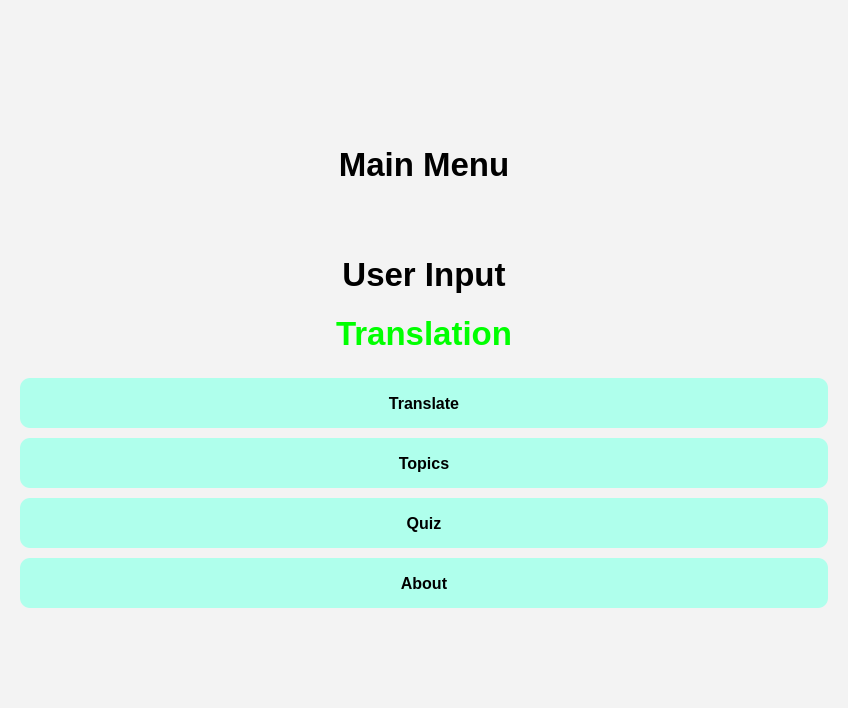
Qt form MainWindow.ui (jshperalta/ai-englishTutor) before a commit.
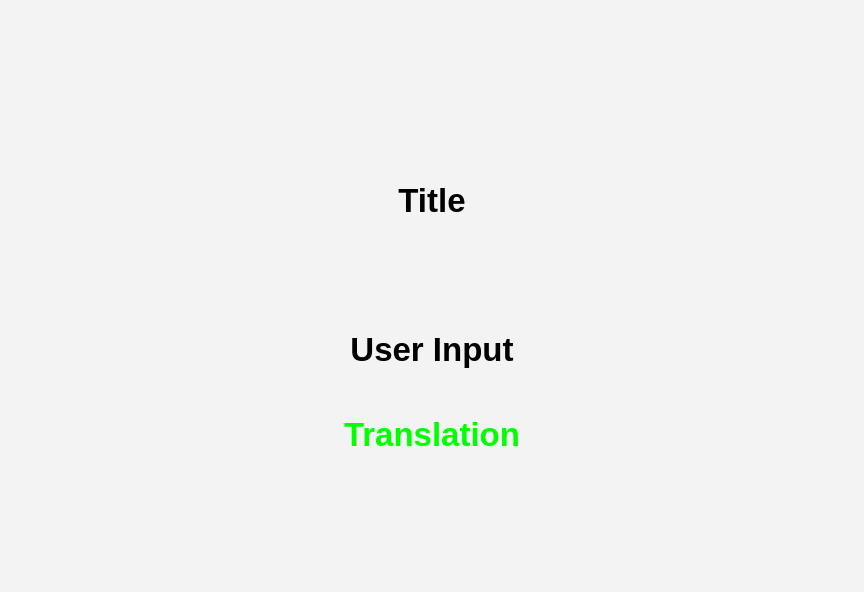
The same form after that commit.

Diff of the .ui file:
```diff
--- a/MainWindow.ui
+++ b/MainWindow.ui
@@ -6,8 +6,8 @@
    <rect>
     <x>0</x>
     <y>0</y>
-    <width>848</width>
-    <height>708</height>
+    <width>864</width>
+    <height>592</height>
    </rect>
   </property>
   <property name="windowTitle">
@@ -56,6 +56,13 @@
      <number>10</number>
     </property>
     <item row="0" column="0">
+     <widget class="QStackedWidget" name="stackedWidget">
+      <property name="currentIndex">
+       <number>1</number>
+      </property>
+      <widget class="QWidget" name="page">
+       <layout class="QGridLayout" name="gridLayout_4">
+        <item row="0" column="0">
      <layout class="QGridLayout" name="gridLayout">
       <property name="verticalSpacing">
        <number>10</number>
@@ -70,7 +77,7 @@
         </property>
        </widget>
       </item>
-      <item row="2" column="0">
+          <item row="1" column="0">
        <widget class="QWidget" name="MenuButtons" native="true">
         <property name="enabled">
          <bool>true</bool>
@@ -152,8 +159,29 @@
         </layout>
        </widget>
       </item>
+         </layout>
+        </item>
+       </layout>
+      </widget>
+      <widget class="QWidget" name="page_2">
+       <layout class="QGridLayout" name="gridLayout_7">
+        <item row="0" column="0">
+         <layout class="QGridLayout" name="gridLayout_5">
+          <property name="verticalSpacing">
+           <number>10</number>
+          </property>
+          <item row="0" column="0">
+           <widget class="QLabel" name="Title_window">
+            <property name="text">
+             <string>Title</string>
+            </property>
+            <property name="alignment">
+             <set>Qt::AlignCenter</set>
+            </property>
+           </widget>
+          </item>
       <item row="1" column="0">
-       <widget class="QWidget" name="transWidget" native="true">
+           <widget class="QWidget" name="transWidget_2" native="true">
         <property name="enabled">
          <bool>true</bool>
         </property>
@@ -188,6 +216,10 @@
        </widget>
       </item>
      </layout>
+        </item>
+       </layout>
+      </widget>
+     </widget>
     </item>
    </layout>
   </widget>
```
Left out of the diff: 6 changed lines with no effect on the pictures. Lines whose indentation alone changed are shown as unchanged.
